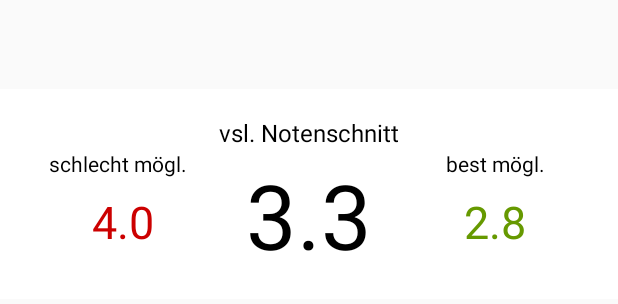
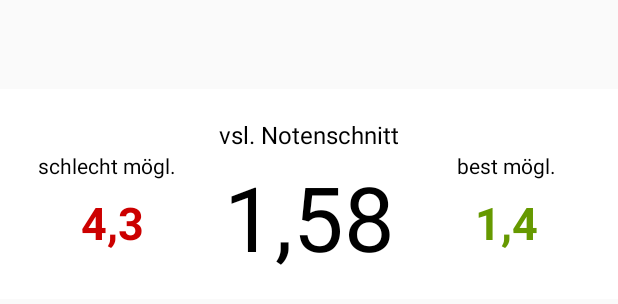
Before and after one commit to nebur115/RatsApp, an Android app: the layout noten_fragment.xml on its own in the app's theme, with its tools: preview values and no code run, on a phone screen of 412 x 824 dp. Shown: the top 304 px of the screen. Run offline under Robolectric (Android 15) with nearby library versions, the phone set to English and light mode, and no system bars.

Commit message:
Notenseite weiter

```diff
--- a/app/src/main/java/app/stundenplan/ms/rats/ratsapp/ItemAdapter.java
+++ b/app/src/main/java/app/stundenplan/ms/rats/ratsapp/ItemAdapter.java
@@ -102,6 +102,7 @@ public class ItemAdapter extends RecyclerView.Adapter<RecyclerView.ViewHolder> {
                 Datum datum=(Datum)itemFeed.get(position);
                 ((DatumViewHolder)holder).showDatumDetails(datum);
                 break;
+
         }
     }
 
--- a/app/src/main/java/app/stundenplan/ms/rats/ratsapp/create_stundenplan.java
+++ b/app/src/main/java/app/stundenplan/ms/rats/ratsapp/create_stundenplan.java
@@ -277,7 +277,7 @@ public class create_stundenplan extends AppCompatActivity {
                     if (!Kursliste.contains(Kursname.toUpperCase()) && !Kursname.equals("")) {
                         Kursliste.add(Kursname.toUpperCase());
                         if(!Overwrite){
-                            NotenKlausurenListe.add(new Memory_NotenKlausuren(Fach,Kursname,pStundenListe.get(i).isSchriftlich(),0,0,0));
+                            NotenKlausurenListe.add(new Memory_NotenKlausuren(Fach,Kursname,pStundenListe.get(i).isSchriftlich(),0,0,0,1));
                         }else{
 
                             int Stelle=-1;
@@ -290,9 +290,9 @@ public class create_stundenplan extends AppCompatActivity {
                                 }
                             }
                             if(Stelle==-1){
-                                NotenKlausurenListe.add(new Memory_NotenKlausuren(Fach,Kursname,pStundenListe.get(i).isSchriftlich(),0,0,0));
+                                NotenKlausurenListe.add(new Memory_NotenKlausuren(Fach,Kursname,pStundenListe.get(i).isSchriftlich(),0,0,0,1));
                             }else{
-                                NotenKlausurenListe.add(new Memory_NotenKlausuren(Fach,Kursname,pStundenListe.get(i).isSchriftlich(),0,0,0));
+                                NotenKlausurenListe.add(new Memory_NotenKlausuren(Fach,Kursname,pStundenListe.get(i).isSchriftlich(),0,0,0,1));
                                 NotenKlausurenListe.get(NotenKlausurenListe.size()-1).setMuendlich1(OldNotenKlausurenListe.get(Stelle).getMuendlich1());
                                 NotenKlausurenListe.get(NotenKlausurenListe.size()-1).setMuendlich2(OldNotenKlausurenListe.get(Stelle).getMuendlich2());
                                 NotenKlausurenListe.get(NotenKlausurenListe.size()-1).setSchriftlich1(OldNotenKlausurenListe.get(Stelle).getSchriftlich1());
--- a/app/src/main/res/layout/noten_fragment.xml
+++ b/app/src/main/res/layout/noten_fragment.xml
@@ -17,14 +17,14 @@
         app:layout_constraintTop_toTopOf="parent">
 
         <TextView
-            android:id="@+id/textView"
+            android:id="@+id/schnitt"
             android:layout_width="wrap_content"
-            android:layout_height="82dp"
+            android:layout_height="wrap_content"
             android:layout_marginEnd="8dp"
             android:layout_marginLeft="8dp"
             android:layout_marginRight="8dp"
             android:layout_marginStart="8dp"
-            android:text="3.3"
+            android:text="1,58"
             android:textColor="#000000"
             android:textSize="60dp"
             app:layout_constraintBottom_toBottomOf="parent"
@@ -44,43 +44,37 @@
             android:text="vsl. Notenschnitt"
             android:textColor="#000000"
             android:textSize="16sp"
-            app:layout_constraintBottom_toTopOf="@+id/textView"
+            app:layout_constraintBottom_toTopOf="@+id/schnitt"
             app:layout_constraintEnd_toEndOf="parent"
             app:layout_constraintStart_toStartOf="parent"
             app:layout_constraintTop_toTopOf="parent"
             app:layout_constraintVertical_bias="0.85" />
 
         <TextView
-            android:id="@+id/textView17"
+            android:id="@+id/schelchtmoeglich"
             android:layout_width="wrap_content"
             android:layout_height="wrap_content"
-            android:layout_marginEnd="8dp"
-            android:layout_marginLeft="8dp"
-            android:layout_marginRight="8dp"
-            android:layout_marginStart="8dp"
-            android:text="4.0"
+            android:text="4,3"
             android:textColor="@android:color/holo_red_dark"
             android:textSize="30sp"
-            app:layout_constraintBottom_toBottomOf="@+id/textView"
-            app:layout_constraintEnd_toStartOf="@+id/textView"
+            android:textStyle="bold"
+            app:layout_constraintBottom_toBottomOf="@+id/schnitt"
+            app:layout_constraintEnd_toStartOf="@+id/schnitt"
             app:layout_constraintStart_toStartOf="parent"
             app:layout_constraintTop_toBottomOf="@+id/textView19"
             app:layout_constraintVertical_bias="0.32999998" />
 
         <TextView
-            android:id="@+id/textView20"
+            android:id="@+id/bestmoeglich"
             android:layout_width="wrap_content"
             android:layout_height="wrap_content"
-            android:layout_marginEnd="8dp"
-            android:layout_marginLeft="8dp"
-            android:layout_marginRight="8dp"
-            android:layout_marginStart="8dp"
-            android:text="2.8"
+            android:text="1,4"
             android:textColor="@android:color/holo_green_dark"
             android:textSize="30sp"
-            app:layout_constraintBottom_toBottomOf="@+id/textView"
+            android:textStyle="bold"
+            app:layout_constraintBottom_toBottomOf="@+id/schnitt"
             app:layout_constraintEnd_toEndOf="parent"
-            app:layout_constraintStart_toEndOf="@+id/textView"
+            app:layout_constraintStart_toEndOf="@+id/schnitt"
             app:layout_constraintTop_toBottomOf="@+id/textView18"
             app:layout_constraintVertical_bias="0.32999998" />
 
@@ -96,7 +90,7 @@
             android:textColor="#000000"
             android:textSize="14sp"
             app:layout_constraintEnd_toEndOf="parent"
-            app:layout_constraintStart_toEndOf="@+id/textView"
+            app:layout_constraintStart_toEndOf="@+id/schnitt"
             app:layout_constraintTop_toBottomOf="@+id/textView16" />
 
         <TextView
@@ -110,7 +104,7 @@
             android:text="schlecht mögl.  "
             android:textColor="#000000"
             android:textSize="14sp"
-            app:layout_constraintEnd_toStartOf="@+id/textView"
+            app:layout_constraintEnd_toStartOf="@+id/schnitt"
             app:layout_constraintStart_toStartOf="parent"
             app:layout_constraintTop_toBottomOf="@+id/textView16" />
     </android.support.constraint.ConstraintLayout>
```
Also changed, not shown: app/src/main/java/app/stundenplan/ms/rats/ratsapp/Memory_NotenKlausuren.java (+11 -1 lines), app/src/main/java/app/stundenplan/ms/rats/ratsapp/fragment_noten.java (+225 -1 lines), app/src/main/java/app/stundenplan/ms/rats/ratsapp/noten_viewholder.java (+36 -8 lines), app/src/main/res/drawable/arrow_down.png (added).
